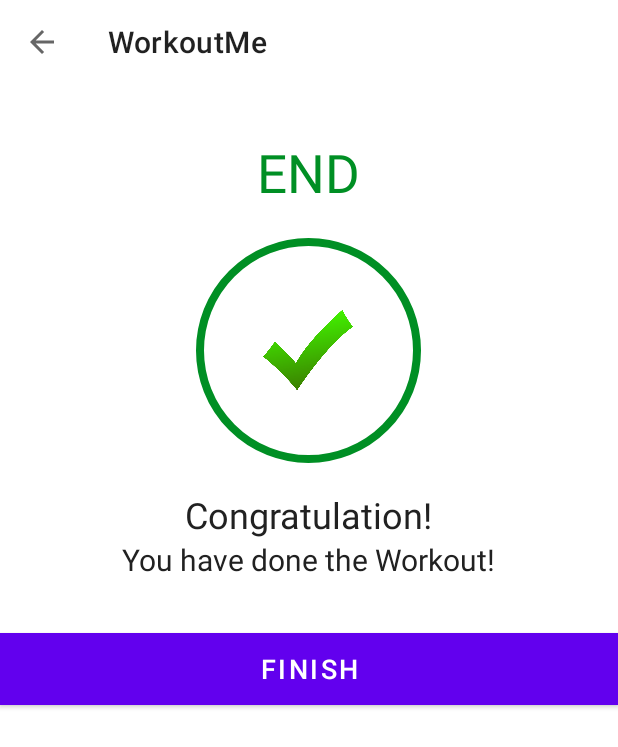
After one commit to MithuBitz/WorkoutMe, an Android app: the FinishActivity screen opened directly, with no data from a screen before it, on a phone screen of 412 x 824 dp. The commit adds this screen. Shown: the top 747 px of the screen. Run offline under Robolectric (Android 15) with nearby library versions, the light colour scheme and no system bars.

Commit message:
Finish Activity implementation

```diff
--- a/app/src/main/AndroidManifest.xml
+++ b/app/src/main/AndroidManifest.xml
@@ -4,7 +4,7 @@
 
     <queries>
         <intent>
-            <action android:name="android.intent.action.TTS_SERVICE"/>
+            <action android:name="android.intent.action.TTS_SERVICE" />
         </intent>
     </queries>
 
@@ -15,6 +15,9 @@
         android:roundIcon="@mipmap/ic_launcher_round"
         android:supportsRtl="true"
         android:theme="@style/Theme.WorkoutMe">
+        <activity
+            android:name=".FinishActivity"
+            android:exported="false" />
         <activity
             android:name=".ExerciseActivity"
             android:exported="false" />
--- a/app/src/main/java/com/example/workoutme/ExerciseActivity.kt
+++ b/app/src/main/java/com/example/workoutme/ExerciseActivity.kt
@@ -1,5 +1,6 @@
 package com.example.workoutme
 
+import android.content.Intent
 import android.media.MediaPlayer
 import android.net.Uri
 import android.os.Bundle
@@ -11,7 +12,6 @@ import android.widget.Toast
 import androidx.appcompat.app.AppCompatActivity
 import androidx.recyclerview.widget.LinearLayoutManager
 import com.example.workoutme.databinding.ActivityExerciseBinding
-import org.w3c.dom.Text
 import java.util.*
 import kotlin.collections.ArrayList
 
@@ -22,6 +22,10 @@ class ExerciseActivity : AppCompatActivity(), TextToSpeech.OnInitListener {
     private var exerciseTimer: CountDownTimer? = null
     private var restProgress = 0
     private var exerciseProgress = 0
+
+    //Create variable for restTimerDuration and exerciseTimerDuration
+    private var restTimerDuration: Long = 10
+    private var exerciseTimerDuration: Long = 30
 
     //Create a variable for the TextToSpeech object
     private var tts: TextToSpeech? = null
@@ -107,7 +111,7 @@ class ExerciseActivity : AppCompatActivity(), TextToSpeech.OnInitListener {
 
         binding?.nextExerciseTV?.text = exerciseList!![currentExercisePostion + 1].getName()
 
-        setProgressBar()
+        setRestProgressBar()
     }
 
     private fun setExerciseView() {
@@ -136,11 +140,11 @@ class ExerciseActivity : AppCompatActivity(), TextToSpeech.OnInitListener {
         setExerciseProgressBar()
     }
 
-    private fun setProgressBar() {
+    private fun setRestProgressBar() {
 
         binding?.progressBar?.progress = restProgress
 
-        restTimer = object : CountDownTimer(10000, 1000) {
+        restTimer = object : CountDownTimer(restTimerDuration * 1000, 1000) {
             override fun onTick(millisUntilFinished: Long) {
                 //increment the restProgress by one in every tick of 1000 Millis
                 restProgress++
@@ -167,7 +171,7 @@ class ExerciseActivity : AppCompatActivity(), TextToSpeech.OnInitListener {
 
         binding?.exerciseProgressBar?.progress = exerciseProgress
 
-        exerciseTimer = object : CountDownTimer(30000, 1000){
+        exerciseTimer = object : CountDownTimer(exerciseTimerDuration * 1000, 1000){
             override fun onTick(millisUntilFinished: Long) {
                 //binding?.titleTV?.text = "You completed: " + exerciseList!![currentExercisePostion].getName()
                 exerciseProgress++
@@ -176,16 +180,20 @@ class ExerciseActivity : AppCompatActivity(), TextToSpeech.OnInitListener {
             }
 
             override fun onFinish() {
-                exerciseList!![currentExercisePostion].setIsSelected(false)
-                exerciseList!![currentExercisePostion].setIsCompleted(true)
-                exerciseAdapter?.notifyDataSetChanged()
+
                 // if current exercise position is less than exerciseList size minus 1
                 if (currentExercisePostion < exerciseList!!.size - 1) {
+                    exerciseList!![currentExercisePostion].setIsSelected(false)
+                    exerciseList!![currentExercisePostion].setIsCompleted(true)
+                    exerciseAdapter?.notifyDataSetChanged()
                     //set the rest view
                     setRestView()
                 } else {
                     //else display a toast for complete the exercise
-                    Toast.makeText(this@ExerciseActivity, "Congrats you completed the exercise", Toast.LENGTH_LONG).show()
+                    //Toast.makeText(this@ExerciseActivity, "Congrats you completed the exercise", Toast.LENGTH_LONG).show()
+                        finish()
+                        val intent = Intent(this@ExerciseActivity, FinishActivity::class.java)
+                        startActivity(intent)
                 }
             }
 
--- /dev/null
+++ b/app/src/main/java/com/example/workoutme/FinishActivity.kt
@@ -0,0 +1,29 @@
+package com.example.workoutme
+
+import android.content.Intent
+import androidx.appcompat.app.AppCompatActivity
+import android.os.Bundle
+import com.example.workoutme.databinding.ActivityFinishBinding
+
+class FinishActivity : AppCompatActivity() {
+
+    private var binding: ActivityFinishBinding? = null
+
+    override fun onCreate(savedInstanceState: Bundle?) {
+        super.onCreate(savedInstanceState)
+        binding = ActivityFinishBinding.inflate(layoutInflater)
+        setContentView(binding?.root)
+
+        setSupportActionBar(binding?.finishActivityToolbar)
+        if (supportActionBar != null) {
+            supportActionBar?.setDisplayHomeAsUpEnabled(true)
+        }
+        binding?.finishActivityToolbar?.setNavigationOnClickListener {
+            onBackPressed()
+        }
+
+        binding?.finishBtn?.setOnClickListener {
+            finish()
+        }
+    }
+}
--- /dev/null
+++ b/app/src/main/res/layout/activity_finish.xml
@@ -0,0 +1,69 @@
+<?xml version="1.0" encoding="utf-8"?>
+<LinearLayout
+    xmlns:android="http://schemas.android.com/apk/res/android"
+    xmlns:app="http://schemas.android.com/apk/res-auto"
+    xmlns:tools="http://schemas.android.com/tools"
+    android:layout_width="match_parent"
+    android:layout_height="match_parent"
+    android:orientation="vertical"
+    android:gravity="center_horizontal"
+    tools:context=".FinishActivity">
+
+    <androidx.appcompat.widget.Toolbar
+        android:id="@+id/finishActivityToolbar"
+        android:layout_width="match_parent"
+        android:layout_height="?android:attr/actionBarSize"
+        android:background="@color/white"/>
+
+    <TextView
+        android:id="@+id/endTV"
+        android:layout_width="wrap_content"
+        android:layout_height="wrap_content"
+        android:text="END"
+        android:layout_marginTop="35dp"
+        android:textSize="35sp"
+        android:textColor="@color/colorAccent"/>
+
+    <LinearLayout
+        android:layout_width="150dp"
+        android:layout_height="150dp"
+        android:layout_gravity="center"
+        android:background="@drawable/item_circular_boarder"
+        android:layout_marginTop="20dp"
+        android:gravity="center">
+
+        <ImageView
+            android:layout_width="60dp"
+            android:layout_height="60dp"
+            android:contentDescription="doneImg"
+            android:src="@drawable/ic_done"/>
+    </LinearLayout>
+
+    <TextView
+        android:layout_width="wrap_content"
+        android:layout_height="wrap_content"
+        android:layout_marginTop="18dp"
+        android:text="Congratulation!"
+        android:textColor="#212121"
+        android:textSize="24sp"/>
+
+    <TextView
+        android:layout_width="wrap_content"
+        android:layout_height="wrap_content"
+        android:text="You have done the Workout!"
+        android:textColor="#212121"
+        android:textSize="20sp"/>
+
+    <Button
+        android:id="@+id/finishBtn"
+        android:layout_width="match_parent"
+        android:layout_height="wrap_content"
+        android:text="Finish"
+        android:layout_gravity="bottom"
+        android:background="@color/colorAccent"
+        android:layout_marginTop="35dp"
+        android:textColor="#FFFFFF"
+        android:textSize="18sp"/>
+
+
+</LinearLayout>
```
Also changed, not shown: app/src/main/res/drawable/ic_done.png (added).
